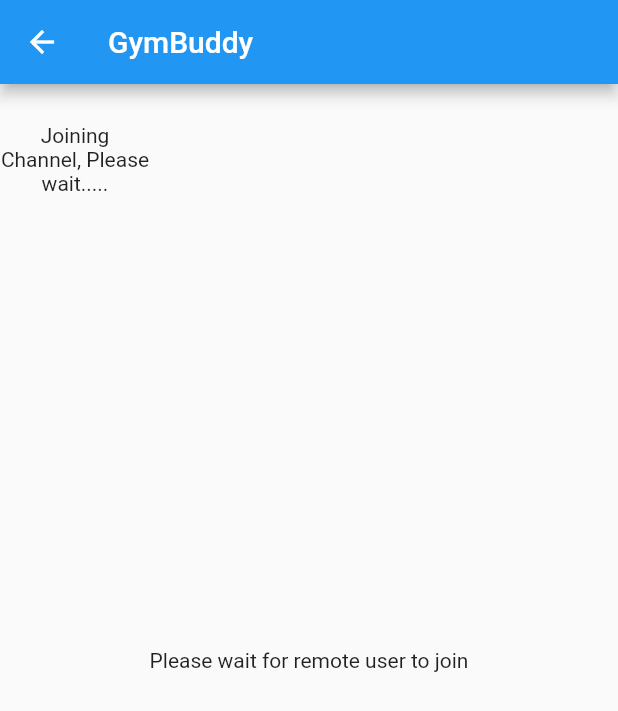
After one commit to a10shy/hackfit_final_fit, a Flutter app: the VideoApp screen opened by its route, on a phone screen of 412 x 824 dp. The commit adds this screen. Shown: the top 711 px of the screen. Run offline on Flutter 3.47's test engine with Material 2 defaults, Android fonts, the phone set to English and light mode, and no system bars; our stand-ins replace bloc, dio, flutter_bloc, freezed_annotation, percent_indicator, permission_handler and 1 more; missing offline and left inert: agora_rtc_engine; network calls fail.

Commit message:
Trying out backend, video works

```diff
--- a/lib/connect_with_new.dart
+++ b/lib/connect_with_new.dart
@@ -41,7 +41,9 @@ class _ScreenConnectState extends State<ScreenConnect> {
                 String response = await WebService.getOnline();
                 // Navigator.pushNamed(context, '/videocall');
               },
-              child: const Icon(Icons.add),
+              child: const Icon(
+                Icons.videocam_rounded,
+              ),
             ),
             const SizedBox(
               height: 20,
--- a/lib/main.dart
+++ b/lib/main.dart
@@ -1,6 +1,7 @@
 import 'package:fitify_flutter/core/friend_list.dart';
 import 'package:fitify_flutter/profile/MyHomePageBody.dart';
 import 'package:fitify_flutter/services/web_services.dart';
+import 'package:fitify_flutter/video_caller/video_caller.dart';
 import 'package:fitify_flutter/widget_feed.dart';
 import 'package:fitify_flutter/connect_with_new.dart';
 import 'package:flutter/material.dart';
@@ -17,7 +18,6 @@ void main() {
 class MyApp extends StatelessWidget {
   static const title = 'Fitify';
 
-  @immutable
   const MyApp({Key? key}) : super(key: key);
 
   @override
@@ -33,7 +33,7 @@ class MyApp extends StatelessWidget {
         home: const ScreenHomePage(),
         routes: {
           '/connect': (context) => const ScreenConnect(),
-          // '/videocall': (context) => IndexPage(),
+          '/videocall': (context) => VideoApp(),
           '/profile': (context) => MyHomePage(),
         },
       ),
--- a/lib/services/web_services.dart
+++ b/lib/services/web_services.dart
@@ -3,7 +3,8 @@ import 'package:dio/dio.dart';
 import '../models/user_model/user.dart';
 
 class WebService {
-  static const String url = "http://localhost:3000";
+  //static const String url = "http://localhost:3000";
+  static const String url = "http://192.168.251.205:3000";
   static const String userid = "1";
 
   static Future<List<User>?> getContactList() async {
--- /dev/null
+++ b/lib/video_caller/video_caller.dart
@@ -0,0 +1,121 @@
+import 'dart:async';
+import 'package:flutter/material.dart';
+import 'package:permission_handler/permission_handler.dart';
+
+import 'package:agora_rtc_engine/rtc_engine.dart';
+import 'package:agora_rtc_engine/rtc_local_view.dart' as RtcLocalView;
+import 'package:agora_rtc_engine/rtc_remote_view.dart' as RtcRemoteView;
+
+const tokenID =
+    "006db87048a09204410be115ae75fae62ddIABj9IbxvK5Zmgr/sxERJYbpEAtOOcZviFyhftiFohmigAWaaEIAAAAAEAAoVXS2ywt3YgEAAQDkC3di";
+const appID = "db87048a09204410be115ae75fae62dd";
+
+class VideoApp extends StatefulWidget {
+  const VideoApp({Key? key}) : super(key: key);
+
+  @override
+  _VideoAppState createState() => _VideoAppState();
+}
+
+class _VideoAppState extends State<VideoApp> {
+  int? _remoteUid;
+  late RtcEngine _engine;
+  bool localUserJoined = false;
+
+  @override
+  void initState() {
+    super.initState();
+    initAgora();
+  }
+
+  @override
+  void dispose() {
+    _engine.leaveChannel();
+    _engine.destroy();
+    localUserJoined = false;
+    super.dispose();
+  }
+
+  Future<void> initAgora() async {
+    await [Permission.microphone, Permission.camera].request();
+
+    _engine = await RtcEngine.create(appID);
+    await _engine.enableVideo();
+    _engine.setEventHandler(
+      RtcEngineEventHandler(
+        joinChannelSuccess: (String channel, int uid, int elapsed) {
+          print("local user $uid joined");
+          setState(() {
+            localUserJoined = true;
+            _remoteUid = uid;
+          });
+        },
+        userJoined: (int uid, int elapsed) {
+          print("remote user $uid joined");
+          setState(() {
+            _remoteUid = uid;
+          });
+        },
+        userOffline: (int uid, UserOfflineReason reason) {
+          print("remote user $uid left channel");
+          setState(() {
+            _remoteUid = null;
+          });
+        },
+      ),
+    );
+
+    await _engine.joinChannel(tokenID, "fitify", null, 0);
+  }
+
+  // Create UI with local view and remote view
+  @override
+  Widget build(BuildContext context) {
+    return Scaffold(
+      appBar: AppBar(
+        title: const Text('GymBuddy'),
+      ),
+      body: Stack(
+        children: [
+          Center(
+            child: _remoteVideo(),
+          ),
+          Align(
+            alignment: Alignment.topLeft,
+            child: Container(
+              width: 100,
+              height: 100,
+              child: Center(child: _renderLocalPreview()),
+            ),
+          ),
+        ],
+      ),
+    );
+  }
+
+  Widget _renderLocalPreview() {
+    if (localUserJoined) {
+      return RtcLocalView.SurfaceView();
+    } else {
+      return Text(
+        'Joining Channel, Please wait.....',
+        textAlign: TextAlign.center,
+      );
+    }
+  }
+
+  // Display remote user's video
+  Widget _remoteVideo() {
+    if (_remoteUid != null) {
+      return RtcRemoteView.SurfaceView(
+        uid: _remoteUid!,
+        channelId: "fitify",
+      );
+    } else {
+      return Text(
+        'Please wait for remote user to join',
+        textAlign: TextAlign.center,
+      );
+    }
+  }
+}
--- a/lib/widget_feed.dart
+++ b/lib/widget_feed.dart
@@ -8,7 +8,8 @@ class FeedView extends StatelessWidget {
   @override
   Widget build(BuildContext context) {
     return Scaffold(
-      body: _postsListView(),
+      body: SafeArea(child: _postsListView()),
+      //)
     );
   }
 
--- a/pubspec.yaml
+++ b/pubspec.yaml
@@ -35,6 +35,8 @@ dependencies:
   http: ^0.13.4
   json_annotation: ^4.5.0
   percent_indicator: ^4.0.1
+  agora_rtc_engine: ^5.1.0
+  permission_handler: ^9.2.0
 
 
 
```
Also changed, not shown: pubspec.lock, 2 other files.
